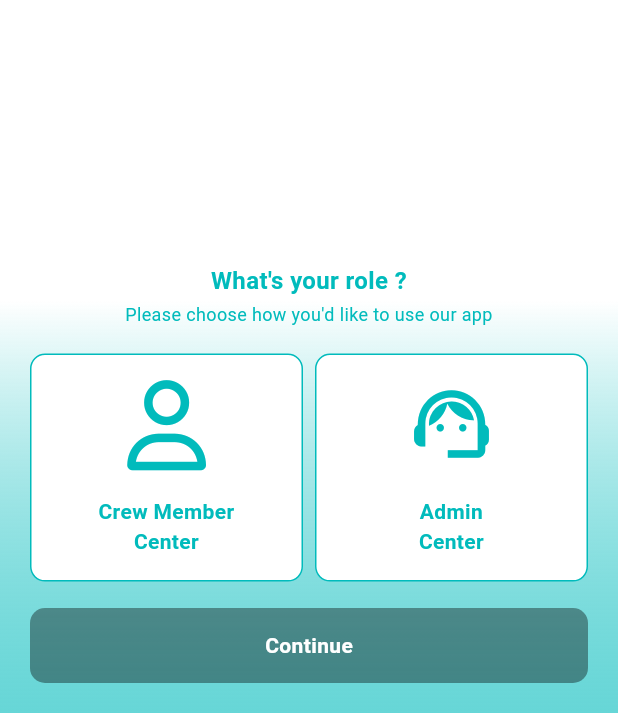
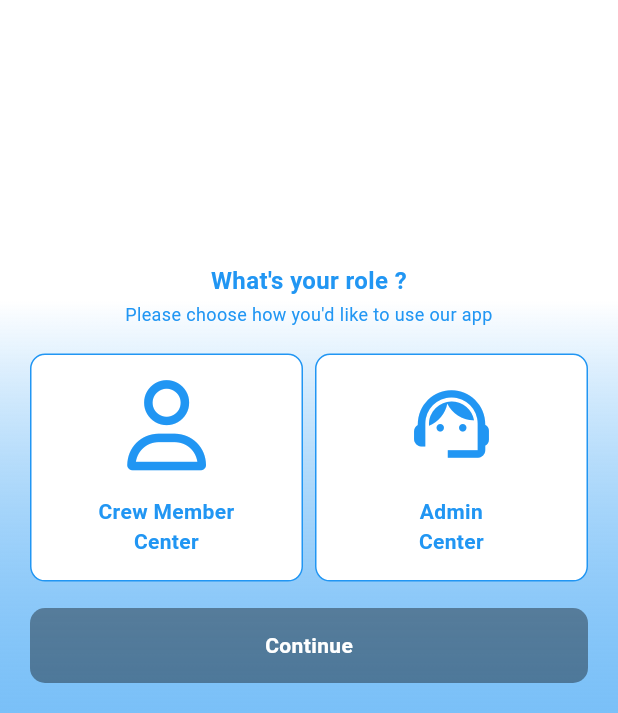
Before and after one commit to KumaloWilson/air_log, a Flutter app: the screen it shows after launch, on a phone screen of 412 x 824 dp, the part 523-1236 px from its top. Run offline on Flutter 3.47's test engine with Material 3 defaults, Android fonts, the phone set to English and light mode, and no system bars; our stand-ins replace animated_splash_screen, cloud_firestore, csc_picker, device_info_plus, firebase_auth, firebase_core and 18 more; missing offline and left inert: extended_phone_number_input, gender_picker, mailer, one_clock, public_ip_address, qr_code_scanner and 2 more; accounts and stored records are empty; project files that could hold a hidden picture were left out.

Commit message:
updated primary color

```diff
--- a/lib/constant/colors.dart
+++ b/lib/constant/colors.dart
@@ -1,46 +1,8 @@
 import 'package:flutter/material.dart';
 
 class Pallete {
-  static const Color onePrimaryColor = Color.fromRGBO(107, 197, 106, 1.0);
-  static const Color oneSecColor = Color.fromRGBO(248, 211, 97, 1.0);
 
-  static const Color twoPrimaryColor = Colors.blue;
-  static const Color twoSecColor = Color.fromRGBO(119, 171, 225, 1.0);
-
-  static const Color fourPrimaryColor = Color.fromRGBO(41, 110, 224, 1.0);
-  static const Color fourSecColor = Color.fromRGBO(248, 211, 97, 1.0);
-
-  static const Color primaryColor = Color(0xFF01bbbc);
-  static const Color nineSecColor = Color.fromRGBO(114, 130, 236, 1.0);
-
-  static const Color thirteenSecColor = Color.fromRGBO(114, 130, 236, 0.4);
-
-
-  static const Color seventeenPrimaryColor = Color.fromRGBO(
-      196, 253, 181, 0.7647058823529411);
-
-  static const Color twentyFivePrimaryColor = Color.fromRGBO(4, 148, 109, 0.7294117647058823);
-
-
-
-
-  static const Color twentySixSecColor = Color(0xffaa6ef1);
-  static const Color twentySixPrimaryColor = Color(0xff8a98f0);
-  static const Color twentySixAltColor = Color(0xffca8af5);
-
-  static const Color twelvePrimaryColor = Colors.blueAccent;
-  static const Color twelveSecondaryColor = Color.fromRGBO(129, 178, 255, 1.0);
-  static const Color randomColor = Color.fromRGBO(241, 177, 177, 1.0);
-  static const Color randomColor2 = Color.fromRGBO(255, 239, 170, 1.0);
-  static const Color randomColor3 = Color.fromRGBO(212, 176, 218, 1.0);
-  static const Color randomColor4 = Color.fromRGBO(200, 255, 239, 1.0);
-  static const Color randomColor5 = Color.fromRGBO(200, 224, 255, 1.0);
-  // static const Color randomColor7 = Color.fromRGBO(240,252,255,255);
-  static const Color randomColor8 = Color.fromRGBO(75, 212, 243, 255);
-
-
-  static Color secondaryColor = Colors.blue.shade200;
-  static Color randomColor6 = Colors.lightBlue.shade100;
+  static const Color primaryColor = Colors.blue;
 
   ///////////////TEXT COLOURS//////////////
   static Color lightPrimaryTextColor = Colors.grey.shade800;
--- a/lib/providers/plane_provider.dart
+++ b/lib/providers/plane_provider.dart
@@ -4,9 +4,11 @@ import 'package:shared_preferences/shared_preferences.dart';
 class PlaneProvider with ChangeNotifier {
   String _planeNumber = '';
   String _planeType = '';
+  bool _isInitialized = false;
 
   String get planeNumber => _planeNumber;
   String get planeType => _planeType;
+  bool get isInitialized => _isInitialized;
 
   PlaneProvider() {
     _loadFromPrefs();
@@ -16,6 +18,7 @@ class PlaneProvider with ChangeNotifier {
     final prefs = await SharedPreferences.getInstance();
     _planeNumber = prefs.getString('planeNumber') ?? '';
     _planeType = prefs.getString('planeType') ?? '';
+    _isInitialized = true;
     notifyListeners();
   }
 
--- a/lib/views/admin_module/crew_check/crew_check_qr_code.dart
+++ b/lib/views/admin_module/crew_check/crew_check_qr_code.dart
@@ -36,7 +36,7 @@ class _AdminCrewCheckQRCodeGenerationState extends State<AdminCrewCheckQRCodeGen
   }
 
   Future<void> _greetUser(String surname) async {
-    await flutterTts.speak('Welcome, $surname');
+    await flutterTts.speak('Welcome, $surname, We\'re glad to have you with us today. Have a productive and wonderful day!');
   }
 
   @override
--- a/lib/views/crew_member_module/home/check_out_screen.dart
+++ b/lib/views/crew_member_module/home/check_out_screen.dart
@@ -149,7 +149,7 @@ class _QRScannerCheckOutScreenState extends State<QRScannerCheckOutScreen> {
                     showDialog(
                         context: context,
                         builder: (context) {
-                          return const CustomLoader(message: 'Checking IN');
+                          return const CustomLoader(message: 'Checking in');
                         }
                     );
 
--- a/pubspec.yaml
+++ b/pubspec.yaml
@@ -70,6 +70,8 @@ dependencies:
   qr_code_scanner: ^1.0.1
   one_clock: ^2.0.1
   flutter_slidable: ^3.1.0
+  path_provider: ^2.1.3
+  syncfusion_flutter_xlsio: ^25.2.5
 
 
 dev_dependencies:
```
Also changed, not shown: lib/views/admin_module/home/home.dart (+8 -4 lines), lib/views/admin_module/home/total_check_ins/total_checkins.dart (+56 -2 lines), pubspec.lock.
